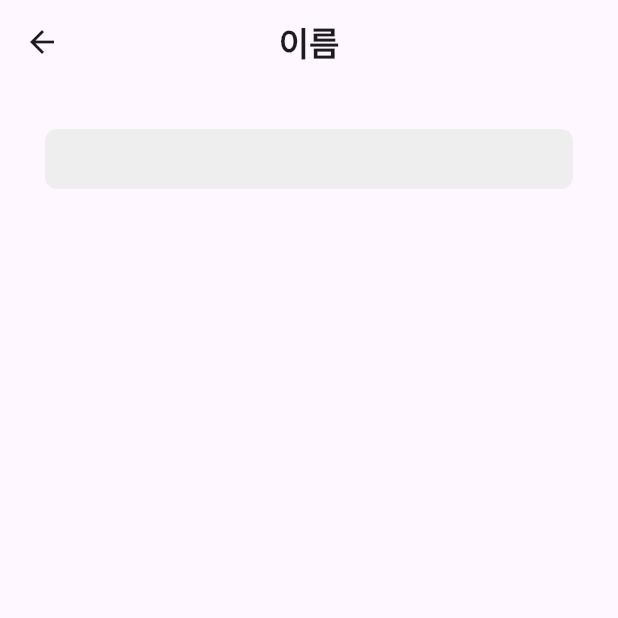
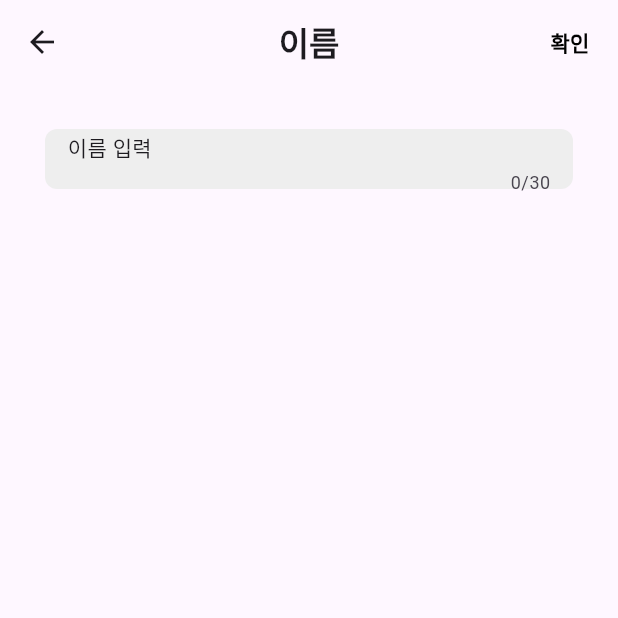
Before and after one commit to 6UNHEE/todo_project, a Flutter app: the NameSettingScreen screen opened directly, on a phone screen of 412 x 824 dp, the top half of it. Run offline on Flutter 3.47's test engine with Material 3 defaults, Android fonts, the phone set to English and light mode, and no system bars.

Commit message:
사용자 이름 설정 페이지 배치

```diff
--- a/lib/screens/profile/name_setting_screen.dart
+++ b/lib/screens/profile/name_setting_screen.dart
@@ -2,11 +2,46 @@ import 'package:flutter/material.dart';
 import 'package:todo_project/common/widgets/app_scaffold.dart';
 import 'package:todo_project/common/widgets/name_container.dart';
 
-class NameSettingScreen extends StatelessWidget {
+class NameSettingScreen extends StatefulWidget {
   const NameSettingScreen({super.key});
 
   @override
+  State<NameSettingScreen> createState() => _NameSettingScreenState();
+}
+
+class _NameSettingScreenState extends State<NameSettingScreen> {
+  final TextEditingController _nameController = TextEditingController();
+
+  @override
+  void dispose() {
+    _nameController.dispose();
+    super.dispose();
+  }
+
+  @override
   Widget build(BuildContext context) {
-    return AppScaffold(appBarText: '이름', child: NameContainer());
+    return AppScaffold(
+      appBarText: '이름',
+      actions: [
+        TextButton(
+          // TODO 확인 버튼 클릭 시 이름 저장
+          onPressed: () {},
+          child: Text(
+            '확인',
+            style: TextStyle(fontWeight: FontWeight.w700, color: Colors.black),
+          ),
+        ),
+      ],
+      child: NameContainer(
+        child: TextFormField(
+          controller: _nameController,
+          maxLength: 30,
+          decoration: InputDecoration(
+            hint: Text('이름 입력'),
+            border: InputBorder.none,
+          ),
+        ),
+      ),
+    );
   }
 }
```
